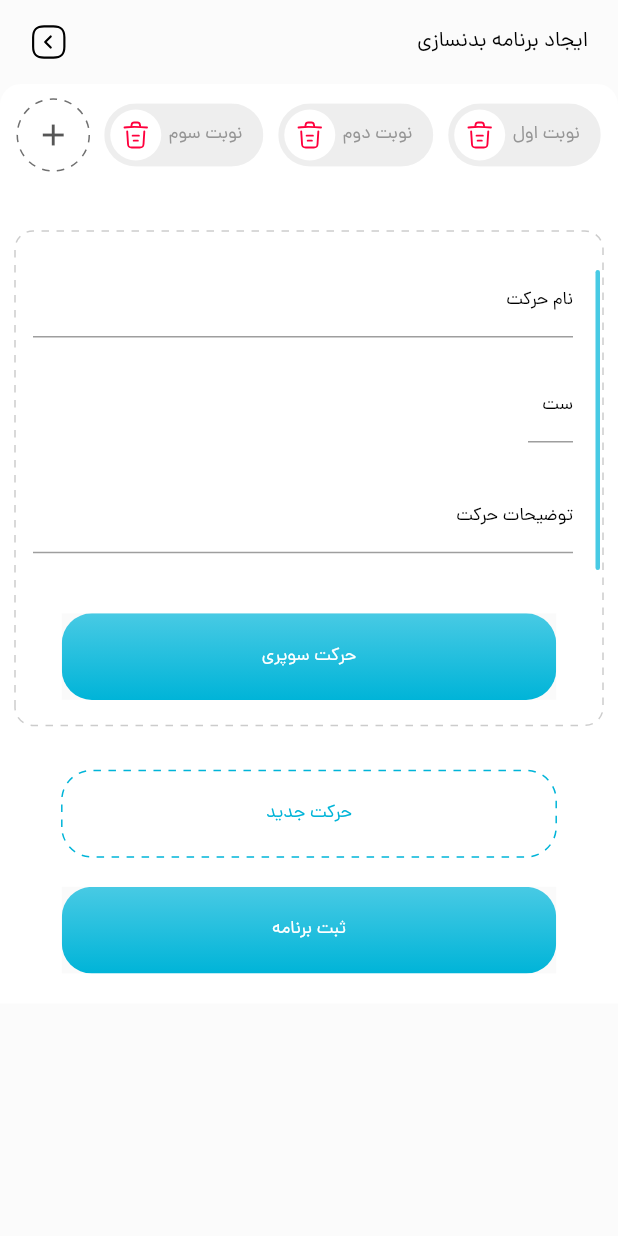
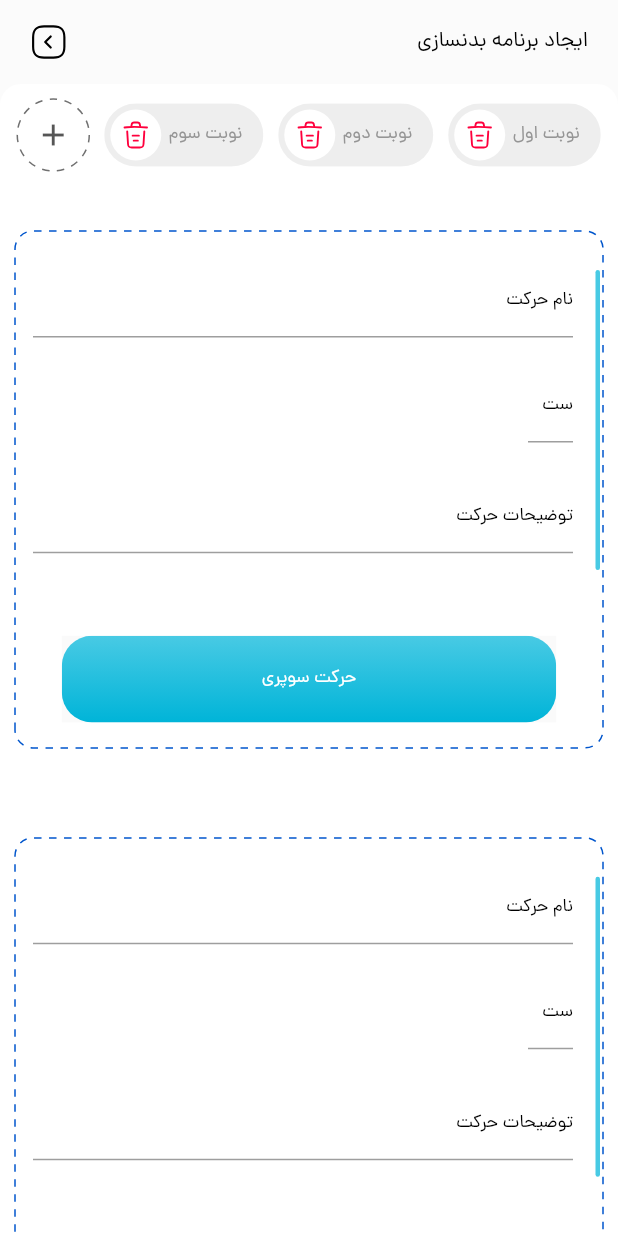
Before and after one commit to AbbasKashi69/gym_app, a Flutter app: the CreateMovement screen opened by its route, on a phone screen of 412 x 824 dp. Run offline on Flutter 3.47's test engine with Material 2 defaults, Android fonts, the phone set to English and light mode, and no system bars; drawn by our look-alikes of dotted_border; our stand-ins replace convex_bottom_bar, flutter_svg, get, percent_indicator, shared_preferences; accounts and stored records are empty.

Commit message:
add noData ,filter apprentice and change page createmovement

```diff
--- a/lib/main.dart
+++ b/lib/main.dart
@@ -31,7 +31,7 @@ class MyApp extends StatelessWidget {
         GlobalCupertinoLocalizations.delegate,
       ],
       supportedLocales: [const Locale('fa', '')],
-      initialRoute: HomePage.routeName,
+      initialRoute: CreateMovement.routeName,
       onGenerateRoute: MyRouter.onGenerateRoute,
       theme: ThemeData(fontFamily: 'IRANSans'),
     );
--- a/lib/screen/CreateMovement/create_movement_page.dart
+++ b/lib/screen/CreateMovement/create_movement_page.dart
@@ -2,6 +2,7 @@ import 'package:dotted_border/dotted_border.dart';
 import 'package:flutter/material.dart';
 import 'package:flutter_svg/svg.dart';
 import 'package:gym_app/components/constant.dart';
+import 'package:gym_app/components/no_data.dart';
 import 'package:gym_app/extensions/ext.dart';
 import 'package:gym_app/screen/CreateProgramBody/create_program_body_page.dart';
 import 'package:gym_app/screen/ListApprentice/list_Apprentice_page.dart';
@@ -77,11 +78,16 @@ class _CreateMovementState extends State<CreateMovement> {
               ),
               Column(
                 children: List.generate(
-                    listItemMovement.length, (index) => ItemMovement()),
+                    listItemMovement.length,
+                    (index) => ItemMovement(
+                          data: listItemMovement[index],
+                        )),
               ),
               GestureDetector(
                 onTap: () {
-                  listItemMovement.add(ItemMovement());
+                  listItemMovement.add({
+                    'listItemAddedSuperMovement': [ItemAddedSuperMovement()]
+                  });
                   setState(() {});
                 },
                 child: Container(
@@ -111,7 +117,10 @@ class _CreateMovementState extends State<CreateMovement> {
               Container(
                   margin: EdgeInsets.symmetric(vertical: padding * 2),
                   child: CustomeButton(
-                      sizeScreen: sizeScreen, title: 'ثبت برنامه', onTap: (){},))
+                    sizeScreen: sizeScreen,
+                    title: 'ثبت برنامه',
+                    onTap: () {},
+                  )),
             ],
           ),
         ),
@@ -120,20 +129,48 @@ class _CreateMovementState extends State<CreateMovement> {
   }
 }
 
-List<ItemMovement> listItemMovement = [
-  ItemMovement(),
-];
+String intToString(int index) {
+  switch (index) {
+    case 1:
+      return 'اول';
+    case 2:
+      return 'دوم';
+    case 3:
+      return 'سوم';
+    case 4:
+      return 'چهارم';
+    case 5:
+      return 'پنجم';
+    case 6:
+      return 'ششم';
+    case 7:
+      return 'هفتم';
+    case 8:
+      return 'هشتم';
+    case 9:
+      return 'نهم';
+    case 10:
+      return 'دهم';
+    default:
+      return 'صفرم';
+  }
+}
+
 List<ItemFilterChip> listItemFilterChip = [
   ItemFilterChip(index: 0, onChangeValue: () {}, isSelected: false),
   ItemFilterChip(index: 1, onChangeValue: () {}, isSelected: false),
   ItemFilterChip(index: 2, onChangeValue: () {}, isSelected: false),
 ];
 
-class ItemMovement extends StatelessWidget {
-  const ItemMovement({
-    Key? key,
-  }) : super(key: key);
+class ItemMovement extends StatefulWidget {
+  const ItemMovement({Key? key, required this.data}) : super(key: key);
+  final dynamic data;
 
+  @override
+  _ItemMovementState createState() => _ItemMovementState();
+}
+
+class _ItemMovementState extends State<ItemMovement> {
   @override
   Widget build(BuildContext context) {
     final Size sizeScreen = MediaQuery.of(context).size;
@@ -141,7 +178,8 @@ class ItemMovement extends StatelessWidget {
       padding: EdgeInsets.symmetric(vertical: 30, horizontal: padding),
       child: DottedBorder(
           borderType: BorderType.RRect,
-          color: parseColor('#CCCCCC'),
+          color: parseColor('#0055CC'),
+          // color:parseColor('#CCCCCC'),
           dashPattern: [5],
           radius: Radius.circular(12),
           child: ClipRRect(
@@ -154,8 +192,45 @@ class ItemMovement extends StatelessWidget {
                   Padding(
                     padding: EdgeInsets.only(left: padding),
                     child: Column(
-                      children: [
-                        Row(
+                        children: List.generate(
+                            widget.data['listItemAddedSuperMovement'].length,
+                            (index) => ItemAddedSuperMovement())),
+                  ),
+                  SizedBox(
+                    height: 20,
+                  ),
+                  Align(
+                    alignment: Alignment.center,
+                    child: CustomeButton(
+                      sizeScreen: sizeScreen,
+                      title: 'حرکت سوپری',
+                      onTap: () {
+                        setState(() {
+                          widget.data['listItemAddedSuperMovement']
+                              .add(ItemAddedSuperMovement());
+                        });
+                      },
+                    ),
+                  )
+                ],
+              ),
+            ),
+          )),
+    );
+  }
+}
+
+class ItemAddedSuperMovement extends StatelessWidget {
+  const ItemAddedSuperMovement({
+    Key? key,
+  }) : super(key: key);
+
+  @override
+  Widget build(BuildContext context) {
+    final Size sizeScreen = MediaQuery.of(context).size;
+    return Container(
+      margin: EdgeInsets.only(bottom: 15),
+      child: Row(
         children: [
           Container(
             margin: EdgeInsets.only(left: 15),
@@ -163,8 +238,7 @@ class ItemMovement extends StatelessWidget {
             decoration: BoxDecoration(
               color: parseColor('#48CAE4'),
               borderRadius: BorderRadius.vertical(
-                                    top: Radius.circular(30),
-                                    bottom: Radius.circular(30)),
+                  top: Radius.circular(30), bottom: Radius.circular(30)),
             ),
             height: 200,
           ),
@@ -177,8 +251,7 @@ class ItemMovement extends StatelessWidget {
                 child: TextField(
                   decoration: InputDecoration(
                       suffix: Padding(
-                                            padding: const EdgeInsetsDirectional
-                                                .only(end: 5),
+                          padding: const EdgeInsetsDirectional.only(end: 5),
                           child: GestureDetector(
                             onTap: () {
                               // here we should clear textfield  using textEditing controller
@@ -192,8 +265,8 @@ class ItemMovement extends StatelessWidget {
                           )),
                       hintText: 'نام حرکت',
                       hintStyle: textStyle.copyWith(
-                                            fontSize: kFontSizeText(sizeScreen,
-                                                FontSize.subTitle))),
+                          fontSize:
+                              kFontSizeText(sizeScreen, FontSize.subTitle))),
                 ),
               ),
               Container(
@@ -203,8 +276,8 @@ class ItemMovement extends StatelessWidget {
                   decoration: InputDecoration(
                       hintText: 'ست',
                       hintStyle: textStyle.copyWith(
-                                            fontSize: kFontSizeText(sizeScreen,
-                                                FontSize.subTitle))),
+                          fontSize:
+                              kFontSizeText(sizeScreen, FontSize.subTitle))),
                 ),
               ),
               Container(
@@ -212,8 +285,7 @@ class ItemMovement extends StatelessWidget {
                 child: TextField(
                   decoration: InputDecoration(
                       suffix: Padding(
-                                            padding: const EdgeInsetsDirectional
-                                                .only(end: 5),
+                          padding: const EdgeInsetsDirectional.only(end: 5),
                           child: GestureDetector(
                             onTap: () {
                               // here we should clear textfield  using textEditing controller
@@ -227,29 +299,14 @@ class ItemMovement extends StatelessWidget {
                           )),
                       hintText: 'توضیحات حرکت',
                       hintStyle: textStyle.copyWith(
-                                            fontSize: kFontSizeText(sizeScreen,
-                                                FontSize.subTitle))),
+                          fontSize:
+                              kFontSizeText(sizeScreen, FontSize.subTitle))),
                 ),
               ),
             ],
           ))
         ],
-                        )
-                      ],
       ),
-                  ),
-                  SizedBox(
-                    height: 20,
-                  ),
-                  Align(
-                    alignment: Alignment.center,
-                    child: CustomeButton(
-                        sizeScreen: sizeScreen, title: 'حرکت سوپری', onTap: (){},),
-                  )
-                ],
-              ),
-            ),
-          )),
     );
   }
 }
@@ -312,29 +369,11 @@ class _ItemFilterChipState extends State<ItemFilterChip> {
   }
 }
 
-String intToString(int index) {
-  switch (index) {
-    case 1:
-      return 'اول';
-    case 2:
-      return 'دوم';
-    case 3:
-      return 'سوم';
-    case 4:
-      return 'چهارم';
-    case 5:
-      return 'پنجم';
-    case 6:
-      return 'ششم';
-    case 7:
-      return 'هفتم';
-    case 8:
-      return 'هشتم';
-    case 9:
-      return 'نهم';
-    case 10:
-      return 'دهم';
-    default:
-      return 'صفرم';
+List listItemMovement = [
+  {
+    'listItemAddedSuperMovement': [ItemAddedSuperMovement()]
+  },
+  {
+    'listItemAddedSuperMovement': [ItemAddedSuperMovement()]
   }
-}
+];
--- a/lib/screen/subscription_page/BuySubscription.dart
+++ b/lib/screen/subscription_page/BuySubscription.dart
@@ -167,7 +167,8 @@ class _BuySubscriptionState extends State<BuySubscription> {
                   ),
                 ),
                 Expanded(
-                  child: Center(child: Text("اعتبار شما برای خرید اشتراک کافی نیست")),
+                  child: Center(
+                      child: Text("اعتبار شما برای خرید اشتراک کافی نیست")),
                 ),
                 Container(
                   height: 40,
```
Also changed, not shown: lib/components/no_data.dart (added, +32 -0 lines), lib/screen/ProgramList/filter_screen.dart (added, +158 -0 lines), lib/screen/ProgramList/program_list_page.dart (+92 -51 lines), assets/icons/noDataIcon.svg (added). Lines whose indentation alone changed are shown as unchanged.
